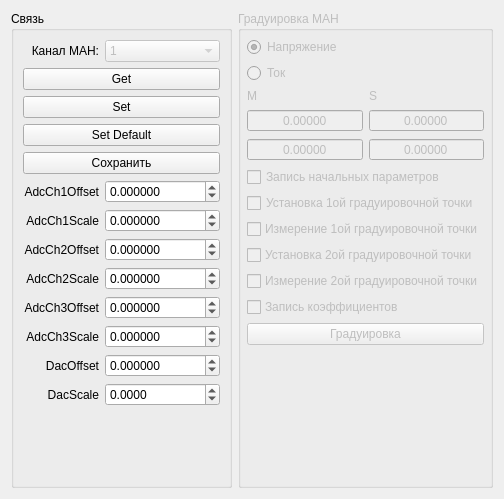
Old version of the form ElektrosilaDev/graduation.ui in the repository XRay3D/MAN2_GUI.
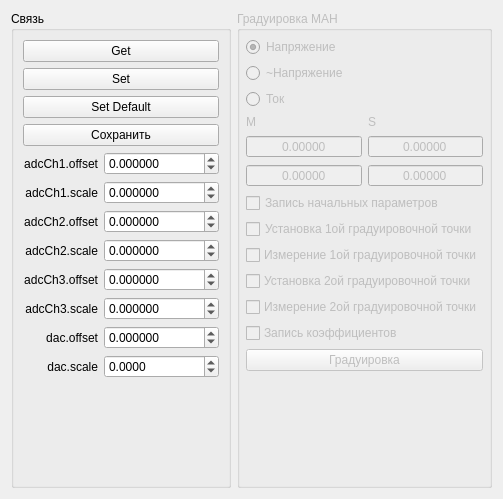
New version of the form.

Patch:
```diff
--- a/ElektrosilaDev/graduation.ui
+++ b/ElektrosilaDev/graduation.ui
@@ -26,14 +26,7 @@
       <string>Связь</string>
      </property>
      <layout class="QGridLayout" name="gridLayout">
-      <item row="3" column="0" colspan="2">
-       <widget class="QPushButton" name="pbSetDefault">
-        <property name="text">
-         <string>Set Default</string>
-        </property>
-       </widget>
-      </item>
-      <item row="12" column="1">
+      <item row="11" column="1">
        <widget class="QDoubleSpinBox" name="dsbxDacScale">
         <property name="decimals">
          <number>4</number>
@@ -44,108 +37,29 @@
         <property name="maximum">
          <double>1000000.000000000000000</double>
         </property>
-       </widget>
-      </item>
-      <item row="7" column="0">
-       <widget class="QLabel" name="label_7">
-        <property name="text">
-         <string>AdcCh2Offset</string>
-        </property>
-        <property name="alignment">
-         <set>Qt::AlignRight|Qt::AlignTrailing|Qt::AlignVCenter</set>
-        </property>
-       </widget>
-      </item>
-      <item row="8" column="1">
-       <widget class="QDoubleSpinBox" name="dsbxAdcCh2Scale">
-        <property name="decimals">
-         <number>6</number>
-        </property>
-        <property name="minimum">
-         <double>-1000000.000000000000000</double>
-        </property>
-        <property name="maximum">
-         <double>1000000.000000000000000</double>
-        </property>
-       </widget>
-      </item>
-      <item row="12" column="0">
-       <widget class="QLabel" name="label_12">
-        <property name="text">
-         <string>DacScale</string>
-        </property>
-        <property name="alignment">
-         <set>Qt::AlignRight|Qt::AlignTrailing|Qt::AlignVCenter</set>
-        </property>
-       </widget>
-      </item>
-      <item row="13" column="0" colspan="2">
-       <spacer name="verticalSpacer_3">
-        <property name="orientation">
-         <enum>Qt::Vertical</enum>
-        </property>
-        <property name="sizeHint" stdset="0">
-         <size>
-          <width>20</width>
-          <height>40</height>
-         </size>
-        </property>
-       </spacer>
-      </item>
-      <item row="0" column="0">
-       <widget class="QLabel" name="label_4">
-        <property name="text">
-         <string>Канал МАН:</string>
-        </property>
-        <property name="alignment">
-         <set>Qt::AlignRight|Qt::AlignTrailing|Qt::AlignVCenter</set>
-        </property>
-       </widget>
-      </item>
-      <item row="9" column="1">
-       <widget class="QDoubleSpinBox" name="dsbxAdcCh3Offset">
-        <property name="decimals">
-         <number>6</number>
-        </property>
-        <property name="minimum">
-         <double>-1000000.000000000000000</double>
-        </property>
-        <property name="maximum">
-         <double>1000000.000000000000000</double>
-        </property>
-       </widget>
-      </item>
-      <item row="10" column="0">
-       <widget class="QLabel" name="label_10">
-        <property name="text">
-         <string>AdcCh3Scale</string>
-        </property>
-        <property name="alignment">
-         <set>Qt::AlignRight|Qt::AlignTrailing|Qt::AlignVCenter</set>
-        </property>
-       </widget>
-      </item>
-      <item row="11" column="0">
-       <widget class="QLabel" name="label_11">
-        <property name="text">
-         <string>DacOffset</string>
-        </property>
-        <property name="alignment">
-         <set>Qt::AlignRight|Qt::AlignTrailing|Qt::AlignVCenter</set>
+        <property name="singleStep">
+         <double>0.000100000000000</double>
         </property>
        </widget>
       </item>
       <item row="2" column="0" colspan="2">
+       <widget class="QPushButton" name="pbSetDefault">
+        <property name="text">
+         <string>Set Default</string>
+        </property>
+       </widget>
+      </item>
+      <item row="1" column="0" colspan="2">
        <widget class="QPushButton" name="pbSet">
         <property name="text">
          <string>Set</string>
         </property>
        </widget>
       </item>
-      <item row="5" column="0">
-       <widget class="QLabel" name="label_5">
+      <item row="10" column="0">
+       <widget class="QLabel" name="label_11">
         <property name="text">
-         <string>AdcCh1Offset</string>
+         <string>dac.offset</string>
         </property>
         <property name="alignment">
          <set>Qt::AlignRight|Qt::AlignTrailing|Qt::AlignVCenter</set>
@@ -153,56 +67,125 @@
        </widget>
       </item>
       <item row="8" column="0">
-       <widget class="QLabel" name="label_8">
+       <widget class="QLabel" name="label_9">
         <property name="text">
-         <string>AdcCh2Scale</string>
+         <string>adcCh3.offset</string>
         </property>
         <property name="alignment">
          <set>Qt::AlignRight|Qt::AlignTrailing|Qt::AlignVCenter</set>
         </property>
        </widget>
       </item>
-      <item row="1" column="0" colspan="2">
+      <item row="0" column="0" colspan="2">
        <widget class="QPushButton" name="pbGet">
         <property name="text">
          <string>Get</string>
         </property>
        </widget>
       </item>
-      <item row="10" column="1">
-       <widget class="QDoubleSpinBox" name="dsbxAdcCh3Scale">
-        <property name="decimals">
-         <number>6</number>
+      <item row="5" column="0">
+       <widget class="QLabel" name="label_6">
+        <property name="text">
+         <string>adcCh1.scale</string>
         </property>
-        <property name="minimum">
-         <double>-1000000.000000000000000</double>
+        <property name="alignment">
+         <set>Qt::AlignRight|Qt::AlignTrailing|Qt::AlignVCenter</set>
         </property>
-        <property name="maximum">
-         <double>1000000.000000000000000</double>
+       </widget>
+      </item>
+      <item row="9" column="0">
+       <widget class="QLabel" name="label_10">
+        <property name="text">
+         <string>adcCh3.scale</string>
         </property>
+        <property name="alignment">
+         <set>Qt::AlignRight|Qt::AlignTrailing|Qt::AlignVCenter</set>
+        </property>
        </widget>
       </item>
-      <item row="11" column="1">
-       <widget class="QDoubleSpinBox" name="dsbxDacOffset">
-        <property name="decimals">
-         <number>6</number>
+      <item row="12" column="0" colspan="2">
+       <spacer name="verticalSpacer_3">
+        <property name="orientation">
+         <enum>Qt::Vertical</enum>
         </property>
-        <property name="minimum">
-         <double>-1000000.000000000000000</double>
+        <property name="sizeHint" stdset="0">
+         <size>
+          <width>20</width>
+          <height>40</height>
+         </size>
         </property>
-        <property name="maximum">
-         <double>1000000.000000000000000</double>
+       </spacer>
+      </item>
+      <item row="11" column="0">
+       <widget class="QLabel" name="label_12">
+        <property name="text">
+         <string>dac.scale</string>
         </property>
+        <property name="alignment">
+         <set>Qt::AlignRight|Qt::AlignTrailing|Qt::AlignVCenter</set>
+        </property>
        </widget>
       </item>
-      <item row="4" column="0" colspan="2">
+      <item row="6" column="0">
+       <widget class="QLabel" name="label_7">
+        <property name="text">
+         <string>adcCh2.offset</string>
+        </property>
+        <property name="alignment">
+         <set>Qt::AlignRight|Qt::AlignTrailing|Qt::AlignVCenter</set>
+        </property>
+       </widget>
+      </item>
+      <item row="4" column="0">
+       <widget class="QLabel" name="label_5">
+        <property name="text">
+         <string>adcCh1.offset</string>
+        </property>
+        <property name="alignment">
+         <set>Qt::AlignRight|Qt::AlignTrailing|Qt::AlignVCenter</set>
+        </property>
+       </widget>
+      </item>
+      <item row="3" column="0" colspan="2">
        <widget class="QPushButton" name="pbSave">
         <property name="text">
          <string>Сохранить</string>
         </property>
        </widget>
       </item>
-      <item row="6" column="1">
+      <item row="7" column="1">
+       <widget class="QDoubleSpinBox" name="dsbxAdcCh2Scale">
+        <property name="decimals">
+         <number>6</number>
+        </property>
+        <property name="minimum">
+         <double>-1000000.000000000000000</double>
+        </property>
+        <property name="maximum">
+         <double>1000000.000000000000000</double>
+        </property>
+        <property name="singleStep">
+         <double>0.000100000000000</double>
+        </property>
+       </widget>
+      </item>
+      <item row="10" column="1">
+       <widget class="QDoubleSpinBox" name="dsbxDacOffset">
+        <property name="decimals">
+         <number>6</number>
+        </property>
+        <property name="minimum">
+         <double>-1000000.000000000000000</double>
+        </property>
+        <property name="maximum">
+         <double>1000000.000000000000000</double>
+        </property>
+        <property name="singleStep">
+         <double>0.000100000000000</double>
+        </property>
+       </widget>
+      </item>
+      <item row="5" column="1">
        <widget class="QDoubleSpinBox" name="dsbxAdcCh1Scale">
         <property name="decimals">
          <number>6</number>
@@ -215,7 +198,7 @@
         </property>
        </widget>
       </item>
-      <item row="7" column="1">
+      <item row="6" column="1">
        <widget class="QDoubleSpinBox" name="dsbxAdcCh2Offset">
         <property name="decimals">
          <number>6</number>
@@ -228,59 +211,49 @@
         </property>
        </widget>
       </item>
-      <item row="0" column="1">
-       <widget class="QComboBox" name="cbManCh">
-        <property name="enabled">
-         <bool>false</bool>
+      <item row="8" column="1">
+       <widget class="QDoubleSpinBox" name="dsbxAdcCh3Offset">
+        <property name="decimals">
+         <number>6</number>
         </property>
-        <item>
-         <property name="text">
-          <string>1</string>
-         </property>
-        </item>
-        <item>
-         <property name="text">
-          <string>2</string>
-         </property>
-        </item>
-        <item>
-         <property name="text">
-          <string>3</string>
-         </property>
-        </item>
-        <item>
-         <property name="text">
-          <string>4</string>
-         </property>
-        </item>
-        <item>
-         <property name="text">
-          <string>5</string>
-         </property>
-        </item>
-        <item>
-         <property name="text">
-          <string>6</string>
-         </property>
-        </item>
-        <item>
-         <property name="text">
-          <string>7</string>
-         </property>
-        </item>
-        <item>
-         <property name="text">
-          <string>8</string>
-         </property>
-        </item>
-        <item>
-         <property name="text">
-          <string>9</string>
-         </property>
-        </item>
+        <property name="minimum">
+         <double>-1000000.000000000000000</double>
+        </property>
+        <property name="maximum">
+         <double>1000000.000000000000000</double>
+        </property>
+        <property name="singleStep">
+         <double>0.000100000000000</double>
+        </property>
        </widget>
       </item>
-      <item row="5" column="1">
+      <item row="9" column="1">
+       <widget class="QDoubleSpinBox" name="dsbxAdcCh3Scale">
+        <property name="decimals">
+         <number>6</number>
+        </property>
+        <property name="minimum">
+         <double>-1000000.000000000000000</double>
+        </property>
+        <property name="maximum">
+         <double>1000000.000000000000000</double>
+        </property>
+        <property name="singleStep">
+         <double>0.000100000000000</double>
+        </property>
+       </widget>
+      </item>
+      <item row="7" column="0">
+       <widget class="QLabel" name="label_8">
+        <property name="text">
+         <string>adcCh2.scale</string>
+        </property>
+        <property name="alignment">
+         <set>Qt::AlignRight|Qt::AlignTrailing|Qt::AlignVCenter</set>
+        </property>
+       </widget>
+      </item>
+      <item row="4" column="1">
        <widget class="QDoubleSpinBox" name="dsbxAdcCh1Offset">
         <property name="decimals">
          <number>6</number>
@@ -291,25 +264,8 @@
         <property name="maximum">
          <double>1000000.000000000000000</double>
         </property>
-       </widget>
-      </item>
-      <item row="6" column="0">
-       <widget class="QLabel" name="label_6">
-        <property name="text">
-         <string>AdcCh1Scale</string>
-        </property>
-        <property name="alignment">
-         <set>Qt::AlignRight|Qt::AlignTrailing|Qt::AlignVCenter</set>
-        </property>
-       </widget>
-      </item>
-      <item row="9" column="0">
-       <widget class="QLabel" name="label_9">
-        <property name="text">
-         <string>AdcCh3Offset</string>
-        </property>
-        <property name="alignment">
-         <set>Qt::AlignRight|Qt::AlignTrailing|Qt::AlignVCenter</set>
+        <property name="singleStep">
+         <double>0.000100000000000</double>
         </property>
        </widget>
       </item>
@@ -337,102 +293,50 @@
       <property name="bottomMargin">
        <number>6</number>
       </property>
-      <item row="6" column="1">
-       <widget class="QDoubleSpinBox" name="dsbxSet_2">
-        <property name="alignment">
-         <set>Qt::AlignCenter</set>
-        </property>
-        <property name="readOnly">
-         <bool>true</bool>
-        </property>
-        <property name="buttonSymbols">
-         <enum>QAbstractSpinBox::NoButtons</enum>
-        </property>
-        <property name="accelerated">
-         <bool>true</bool>
-        </property>
-        <property name="keyboardTracking">
-         <bool>false</bool>
-        </property>
-        <property name="decimals">
-         <number>5</number>
-        </property>
-       </widget>
-      </item>
-      <item row="3" column="0" colspan="2">
-       <widget class="QRadioButton" name="rbCurrent">
+      <item row="8" column="0" colspan="2">
+       <widget class="QCheckBox" name="checkBox_1">
         <property name="text">
-         <string>Ток</string>
+         <string>Запись начальных параметров</string>
         </property>
        </widget>
       </item>
-      <item row="5" column="1">
-       <widget class="QDoubleSpinBox" name="dsbxSet_1">
-        <property name="alignment">
-         <set>Qt::AlignCenter</set>
-        </property>
-        <property name="readOnly">
-         <bool>true</bool>
-        </property>
-        <property name="buttonSymbols">
-         <enum>QAbstractSpinBox::NoButtons</enum>
-        </property>
-        <property name="accelerated">
-         <bool>true</bool>
-        </property>
-        <property name="keyboardTracking">
-         <bool>false</bool>
-        </property>
-        <property name="decimals">
-         <number>5</number>
-        </property>
-        <property name="maximum">
-         <double>999.990000000000009</double>
-        </property>
-       </widget>
-      </item>
-      <item row="11" column="0" colspan="2">
+      <item row="12" column="0" colspan="2">
        <widget class="QCheckBox" name="checkBox_5">
         <property name="text">
          <string>￼Измерение 2ой градуировочной точки</string>
         </property>
        </widget>
       </item>
-      <item row="15" column="0" colspan="2">
-       <spacer name="verticalSpacer_2">
-        <property name="orientation">
-         <enum>Qt::Vertical</enum>
+      <item row="7" column="1">
+       <widget class="QDoubleSpinBox" name="dsbxSet_2">
+        <property name="alignment">
+         <set>Qt::AlignCenter</set>
         </property>
-        <property name="sizeHint" stdset="0">
-         <size>
-          <width>20</width>
-          <height>40</height>
-         </size>
+        <property name="readOnly">
+         <bool>true</bool>
         </property>
-       </spacer>
-      </item>
-      <item row="12" column="0" colspan="2">
-       <widget class="QCheckBox" name="checkBox_6">
-        <property name="text">
-         <string>￼Запись коэффициентов</string>
+        <property name="buttonSymbols">
+         <enum>QAbstractSpinBox::NoButtons</enum>
+        </property>
+        <property name="accelerated">
+         <bool>true</bool>
+        </property>
+        <property name="keyboardTracking">
+         <bool>false</bool>
+        </property>
+        <property name="decimals">
+         <number>5</number>
         </property>
        </widget>
       </item>
-      <item row="13" column="0" colspan="2">
+      <item row="14" column="0" colspan="2">
        <widget class="QPushButton" name="pbStartGrad">
         <property name="text">
          <string>Градуировка</string>
         </property>
        </widget>
       </item>
-      <item row="7" column="0" colspan="2">
-       <widget class="QCheckBox" name="checkBox_1">
-        <property name="text">
-         <string>Запись начальных параметров</string>
-        </property>
-       </widget>
-      </item>
-      <item row="6" column="0">
+      <item row="7" column="0">
        <widget class="QDoubleSpinBox" name="dsbxMeasure_2">
         <property name="alignment">
          <set>Qt::AlignCenter</set>
@@ -454,14 +358,21 @@
         </property>
        </widget>
       </item>
-      <item row="9" column="0" colspan="2">
+      <item row="5" column="1">
+       <widget class="QLabel" name="label_2">
+        <property name="text">
+         <string>S</string>
+        </property>
+       </widget>
+      </item>
+      <item row="10" column="0" colspan="2">
        <widget class="QCheckBox" name="checkBox_3">
         <property name="text">
          <string>￼Измерение 1ой градуировочной точки</string>
         </property>
        </widget>
       </item>
-      <item row="5" column="0">
+      <item row="6" column="0">
        <widget class="QDoubleSpinBox" name="dsbxMeasure_1">
         <property name="alignment">
          <set>Qt::AlignCenter</set>
@@ -486,20 +397,6 @@
         </property>
        </widget>
       </item>
-      <item row="10" column="0" colspan="2">
-       <widget class="QCheckBox" name="checkBox_4">
-        <property name="text">
-         <string>￼Установка 2ой градуировочной точки</string>
-        </property>
-       </widget>
-      </item>
-      <item row="8" column="0" colspan="2">
-       <widget class="QCheckBox" name="checkBox_2">
-        <property name="text">
-         <string>Установка 1ой градуировочной точки</string>
-        </property>
-       </widget>
-      </item>
       <item row="2" column="0" colspan="2">
        <widget class="QRadioButton" name="rbVoltage">
         <property name="text">
@@ -510,17 +407,83 @@
         </property>
        </widget>
       </item>
-      <item row="4" column="0">
+      <item row="13" column="0" colspan="2">
+       <widget class="QCheckBox" name="checkBox_6">
+        <property name="text">
+         <string>￼Запись коэффициентов</string>
+        </property>
+       </widget>
+      </item>
+      <item row="9" column="0" colspan="2">
+       <widget class="QCheckBox" name="checkBox_2">
+        <property name="text">
+         <string>Установка 1ой градуировочной точки</string>
+        </property>
+       </widget>
+      </item>
+      <item row="16" column="0" colspan="2">
+       <spacer name="verticalSpacer_2">
+        <property name="orientation">
+         <enum>Qt::Vertical</enum>
+        </property>
+        <property name="sizeHint" stdset="0">
+         <size>
+          <width>20</width>
+          <height>40</height>
+         </size>
+        </property>
+       </spacer>
+      </item>
+      <item row="4" column="0" colspan="2">
+       <widget class="QRadioButton" name="rbCurrent">
+        <property name="text">
+         <string>Ток</string>
+        </property>
+       </widget>
+      </item>
+      <item row="6" column="1">
+       <widget class="QDoubleSpinBox" name="dsbxSet_1">
+        <property name="alignment">
+         <set>Qt::AlignCenter</set>
+        </property>
+        <property name="readOnly">
+         <bool>true</bool>
+        </property>
+        <property name="buttonSymbols">
+         <enum>QAbstractSpinBox::NoButtons</enum>
+        </property>
+        <property name="accelerated">
+         <bool>true</bool>
+        </property>
+        <property name="keyboardTracking">
+         <bool>false</bool>
+        </property>
+        <property name="decimals">
+         <number>5</number>
+        </property>
+        <property name="maximum">
+         <double>999.990000000000009</double>
+        </property>
+       </widget>
+      </item>
+      <item row="11" column="0" colspan="2">
+       <widget class="QCheckBox" name="checkBox_4">
+        <property name="text">
+         <string>￼Установка 2ой градуировочной точки</string>
+        </property>
+       </widget>
+      </item>
+      <item row="5" column="0">
        <widget class="QLabel" name="label">
         <property name="text">
          <string>M</string>
         </property>
        </widget>
       </item>
-      <item row="4" column="1">
-       <widget class="QLabel" name="label_2">
+      <item row="3" column="0">
+       <widget class="QRadioButton" name="rbVoltageAc">
         <property name="text">
-         <string>S</string>
+         <string>~Напряжение</string>
         </property>
        </widget>
       </item>
```
Left out of the diff: 6 changed lines with no effect on the pictures.
